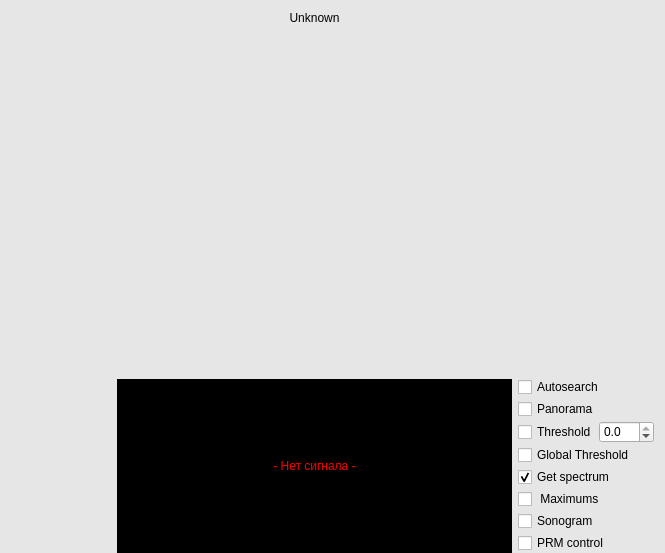
This is src/view/core/SpectrumWidget.ui in nevaeh82/arm_r as Qt 5 draws it before an edit. The edited form follows.
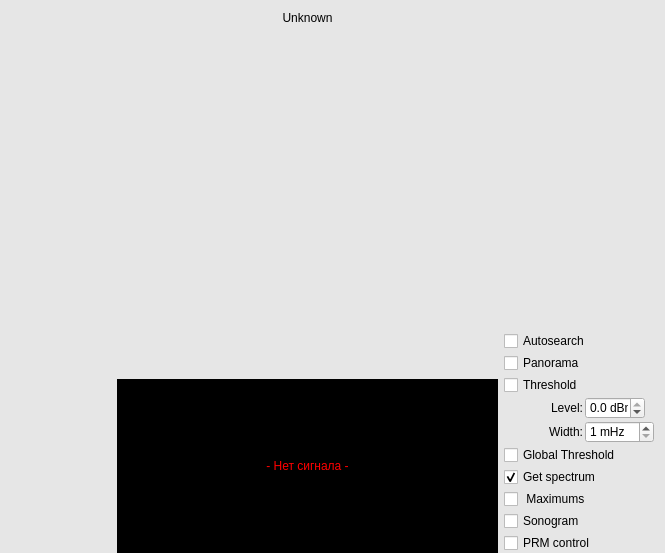
This is the edited form. Custom widgets are drawn as their Qt base class.

```diff
--- a/src/view/core/SpectrumWidget.ui
+++ b/src/view/core/SpectrumWidget.ui
@@ -70,7 +70,14 @@
          </property>
         </widget>
        </item>
-       <item row="0" column="1">
+       <item row="3" column="0" colspan="2">
+        <widget class="QCheckBox" name="sbGlobalThreshold">
+         <property name="text">
+          <string>Global Threshold</string>
+         </property>
+        </widget>
+       </item>
+       <item row="1" column="1">
         <widget class="QDoubleSpinBox" name="sbThreshold">
          <property name="maximumSize">
           <size>
@@ -78,6 +85,12 @@
            <height>16777215</height>
           </size>
          </property>
+         <property name="prefix">
+          <string/>
+         </property>
+         <property name="suffix">
+          <string> dBm</string>
+         </property>
          <property name="decimals">
           <number>1</number>
          </property>
@@ -89,10 +102,42 @@
          </property>
         </widget>
        </item>
-       <item row="1" column="0" colspan="2">
-        <widget class="QCheckBox" name="sbGlobalThreshold">
+       <item row="1" column="0">
+        <widget class="QLabel" name="lblThreshold">
          <property name="text">
-          <string>Global Threshold</string>
+          <string>Level:</string>
+         </property>
+         <property name="alignment">
+          <set>Qt::AlignRight|Qt::AlignTrailing|Qt::AlignVCenter</set>
+         </property>
+        </widget>
+       </item>
+       <item row="2" column="1">
+        <widget class="QSpinBox" name="sbThresholdWidth">
+         <property name="suffix">
+          <string> mHz</string>
+         </property>
+         <property name="prefix">
+          <string/>
+         </property>
+         <property name="minimum">
+          <number>1</number>
+         </property>
+         <property name="maximum">
+          <number>19</number>
+         </property>
+         <property name="singleStep">
+          <number>2</number>
+         </property>
+        </widget>
+       </item>
+       <item row="2" column="0">
+        <widget class="QLabel" name="lblWidth">
+         <property name="text">
+          <string>Width:</string>
+         </property>
+         <property name="alignment">
+          <set>Qt::AlignRight|Qt::AlignTrailing|Qt::AlignVCenter</set>
          </property>
         </widget>
        </item>
```
